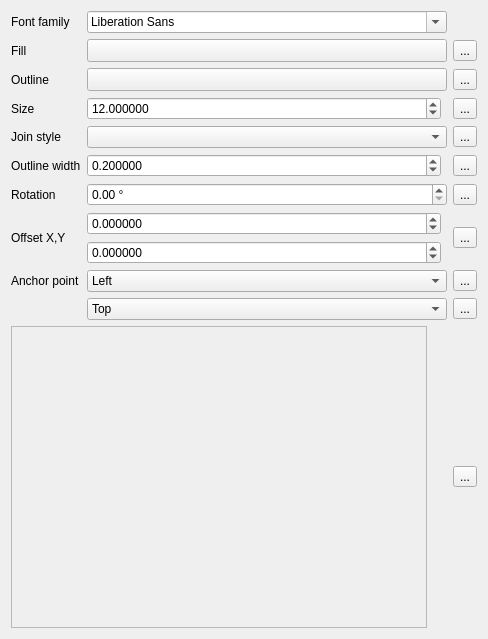
Old version of the form src/ui/symbollayer/widget_fontmarker.ui in the repository qgis/QGIS.
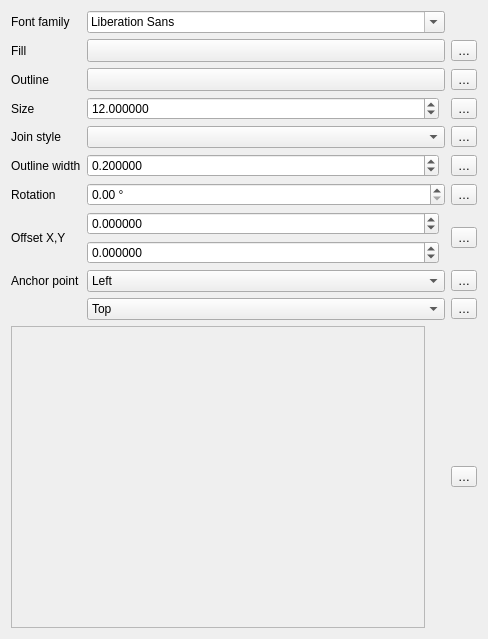
New version of the form. Custom widgets are drawn as their Qt base class.

The edit to the form file:
```diff
--- a/src/ui/symbollayer/widget_fontmarker.ui
+++ b/src/ui/symbollayer/widget_fontmarker.ui
@@ -165,7 +165,7 @@
    <item row="2" column="2">
     <widget class="QgsDataDefinedButton" name="mBorderColorDDBtn">
      <property name="text">
-      <string>...</string>
+      <string>…</string>
      </property>
     </widget>
    </item>
@@ -247,7 +247,7 @@
    <item row="5" column="2">
     <widget class="QgsDataDefinedButton" name="mBorderWidthDDBtn">
      <property name="text">
-      <string>...</string>
+      <string>…</string>
      </property>
     </widget>
    </item>
@@ -261,7 +261,7 @@
    <item row="4" column="2">
     <widget class="QgsDataDefinedButton" name="mJoinStyleDDBtn">
      <property name="text">
-      <string>...</string>
+      <string>…</string>
      </property>
     </widget>
    </item>
@@ -310,7 +310,7 @@
    <item row="3" column="2">
     <widget class="QgsDataDefinedButton" name="mSizeDDBtn">
      <property name="text">
-      <string>...</string>
+      <string>…</string>
      </property>
     </widget>
    </item>
@@ -384,7 +384,7 @@
    <item row="1" column="2">
     <widget class="QgsDataDefinedButton" name="mColorDDBtn">
      <property name="text">
-      <string>...</string>
+      <string>…</string>
      </property>
     </widget>
    </item>
@@ -418,35 +418,35 @@
    <item row="6" column="2">
     <widget class="QgsDataDefinedButton" name="mRotationDDBtn">
      <property name="text">
-      <string>...</string>
+      <string>…</string>
      </property>
     </widget>
    </item>
    <item row="7" column="2">
     <widget class="QgsDataDefinedButton" name="mOffsetDDBtn">
      <property name="text">
-      <string>...</string>
+      <string>…</string>
      </property>
     </widget>
    </item>
    <item row="8" column="2">
     <widget class="QgsDataDefinedButton" name="mHorizontalAnchorDDBtn">
      <property name="text">
-      <string>...</string>
+      <string>…</string>
      </property>
     </widget>
    </item>
    <item row="9" column="2">
     <widget class="QgsDataDefinedButton" name="mVerticalAnchorDDBtn">
      <property name="text">
-      <string>...</string>
+      <string>…</string>
      </property>
     </widget>
    </item>
    <item row="10" column="2">
     <widget class="QgsDataDefinedButton" name="mCharDDBtn">
      <property name="text">
-      <string>...</string>
+      <string>…</string>
      </property>
     </widget>
    </item>
```
